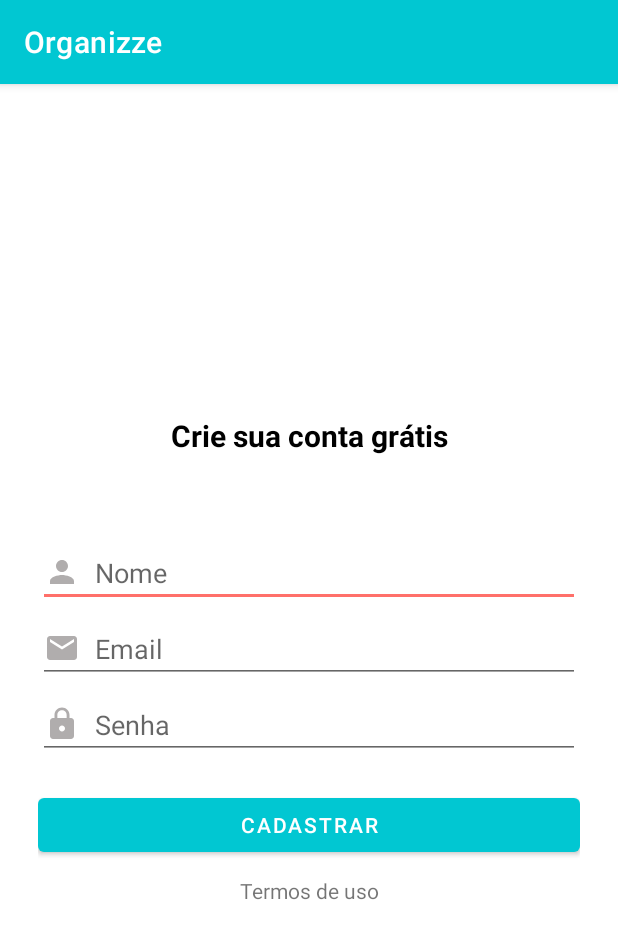
After one commit to gentildpinto/organizze-clone, an Android app: the SignUpActivity screen opened directly, with no data from a screen before it, on a phone screen of 412 x 824 dp. The commit adds this screen. Shown: the top 939 px of the screen. Run offline under Robolectric (Android 15) with nearby library versions, the phone set to English and light mode, and no system bars.

Commit message:
added signIn and signUp activities

```diff
--- /dev/null
+++ b/app/src/main/java/com/example/organizze/activity/SignUpActivity.java
@@ -0,0 +1,16 @@
+package com.example.organizze.activity;
+
+import androidx.appcompat.app.AppCompatActivity;
+
+import android.os.Bundle;
+
+import com.example.organizze.R;
+
+public class SignUpActivity extends AppCompatActivity {
+
+    @Override
+    protected void onCreate(Bundle savedInstanceState) {
+        super.onCreate(savedInstanceState);
+        setContentView(R.layout.activity_sign_up);
+    }
+}
--- /dev/null
+++ b/app/src/main/res/drawable/ic_baseline_email_24.xml
@@ -0,0 +1,5 @@
+<vector android:height="24dp" android:tint="#B0ADAD"
+    android:viewportHeight="24" android:viewportWidth="24"
+    android:width="24dp" xmlns:android="http://schemas.android.com/apk/res/android">
+    <path android:fillColor="@android:color/white" android:pathData="M20,4L4,4c-1.1,0 -1.99,0.9 -1.99,2L2,18c0,1.1 0.9,2 2,2h16c1.1,0 2,-0.9 2,-2L22,6c0,-1.1 -0.9,-2 -2,-2zM20,8l-8,5 -8,-5L4,6l8,5 8,-5v2z"/>
+</vector>
--- /dev/null
+++ b/app/src/main/res/drawable/ic_baseline_lock_24.xml
@@ -0,0 +1,5 @@
+<vector android:height="24dp" android:tint="#B0ADAD"
+    android:viewportHeight="24" android:viewportWidth="24"
+    android:width="24dp" xmlns:android="http://schemas.android.com/apk/res/android">
+    <path android:fillColor="@android:color/white" android:pathData="M18,8h-1L17,6c0,-2.76 -2.24,-5 -5,-5S7,3.24 7,6v2L6,8c-1.1,0 -2,0.9 -2,2v10c0,1.1 0.9,2 2,2h12c1.1,0 2,-0.9 2,-2L20,10c0,-1.1 -0.9,-2 -2,-2zM12,17c-1.1,0 -2,-0.9 -2,-2s0.9,-2 2,-2 2,0.9 2,2 -0.9,2 -2,2zM15.1,8L8.9,8L8.9,6c0,-1.71 1.39,-3.1 3.1,-3.1 1.71,0 3.1,1.39 3.1,3.1v2z"/>
+</vector>
--- /dev/null
+++ b/app/src/main/res/drawable/ic_baseline_person_24.xml
@@ -0,0 +1,5 @@
+<vector android:height="24dp" android:tint="#B0ADAD"
+    android:viewportHeight="24" android:viewportWidth="24"
+    android:width="24dp" xmlns:android="http://schemas.android.com/apk/res/android">
+    <path android:fillColor="@android:color/white" android:pathData="M12,12c2.21,0 4,-1.79 4,-4s-1.79,-4 -4,-4 -4,1.79 -4,4 1.79,4 4,4zM12,14c-2.67,0 -8,1.34 -8,4v2h16v-2c0,-2.66 -5.33,-4 -8,-4z"/>
+</vector>
--- /dev/null
+++ b/app/src/main/res/layout/activity_sign_up.xml
@@ -0,0 +1,91 @@
+<?xml version="1.0" encoding="utf-8"?>
+<androidx.constraintlayout.widget.ConstraintLayout xmlns:android="http://schemas.android.com/apk/res/android"
+    xmlns:app="http://schemas.android.com/apk/res-auto"
+    xmlns:tools="http://schemas.android.com/tools"
+    android:layout_width="match_parent"
+    android:layout_height="match_parent"
+    android:paddingLeft="25dp"
+    android:paddingRight="25dp"
+    tools:context=".activity.SignUpActivity">
+
+    <TextView
+        android:id="@+id/textView11"
+        android:layout_width="wrap_content"
+        android:layout_height="wrap_content"
+        android:layout_marginBottom="55dp"
+        android:text="@string/create_free_account"
+        android:textColor="@android:color/black"
+        android:textSize="20sp"
+        android:textStyle="bold"
+        app:layout_constraintBottom_toTopOf="@+id/editTextTextPersonName"
+        app:layout_constraintEnd_toEndOf="parent"
+        app:layout_constraintStart_toStartOf="parent"
+        app:layout_constraintTop_toTopOf="parent"
+        app:layout_constraintVertical_chainStyle="packed" />
+
+    <EditText
+        android:id="@+id/editTextTextPersonName"
+        android:layout_width="0dp"
+        android:layout_height="wrap_content"
+        android:layout_marginBottom="5dp"
+        android:drawableLeft="@drawable/ic_baseline_person_24"
+        android:drawablePadding="10dp"
+        android:ems="10"
+        android:hint="@string/name"
+        android:inputType="textPersonName"
+        app:layout_constraintBottom_toTopOf="@+id/editTextTextPersonName2"
+        app:layout_constraintEnd_toEndOf="parent"
+        app:layout_constraintStart_toStartOf="parent"
+        app:layout_constraintTop_toBottomOf="@+id/textView11" />
+
+    <EditText
+        android:id="@+id/editTextTextPersonName2"
+        android:layout_width="0dp"
+        android:layout_height="wrap_content"
+        android:layout_marginBottom="5dp"
+        android:drawableLeft="@drawable/ic_baseline_email_24"
+        android:drawablePadding="10dp"
+        android:ems="10"
+        android:hint="@string/email"
+        android:inputType="textEmailAddress"
+        app:layout_constraintBottom_toTopOf="@+id/editTextTextPersonName3"
+        app:layout_constraintEnd_toEndOf="parent"
+        app:layout_constraintStart_toStartOf="parent"
+        app:layout_constraintTop_toBottomOf="@+id/editTextTextPersonName" />
+
+    <EditText
+        android:id="@+id/editTextTextPersonName3"
+        android:layout_width="0dp"
+        android:layout_height="wrap_content"
+        android:drawableLeft="@drawable/ic_baseline_lock_24"
+        android:drawablePadding="10dp"
+        android:ems="10"
+        android:hint="@string/password"
+        android:inputType="textPassword"
+        app:layout_constraintBottom_toTopOf="@+id/button"
+        app:layout_constraintEnd_toEndOf="parent"
+        app:layout_constraintStart_toStartOf="parent"
+        app:layout_constraintTop_toBottomOf="@+id/editTextTextPersonName2" />
+
+    <Button
+        android:id="@+id/button"
+        android:layout_width="0dp"
+        android:layout_height="wrap_content"
+        android:layout_marginTop="20dp"
+        android:layout_marginBottom="10dp"
+        android:text="@string/register"
+        app:layout_constraintBottom_toTopOf="@+id/textView12"
+        app:layout_constraintEnd_toEndOf="parent"
+        app:layout_constraintStart_toStartOf="parent"
+        app:layout_constraintTop_toBottomOf="@+id/editTextTextPersonName3" />
+
+    <TextView
+        android:id="@+id/textView12"
+        android:layout_width="wrap_content"
+        android:layout_height="wrap_content"
+        android:text="@string/terms"
+        app:layout_constraintBottom_toBottomOf="parent"
+        app:layout_constraintEnd_toEndOf="parent"
+        app:layout_constraintStart_toStartOf="parent"
+        app:layout_constraintTop_toBottomOf="@+id/button" />
+</androidx.constraintlayout.widget.ConstraintLayout>
--- a/app/src/main/res/values/colors.xml
+++ b/app/src/main/res/values/colors.xml
@@ -7,4 +7,8 @@
     <color name="teal_700">#FF018786</color>
     <color name="black">#FF000000</color>
     <color name="white">#FFFFFFFF</color>
+
+    <color name="colorPrimary">#01C7D2</color>
+    <color name="colorPrimaryDark">#00b2bc</color>
+    <color name="colorAccent">#ff706a</color>
 </resources>
--- a/app/src/main/res/values/intro-strings.xml
+++ b/app/src/main/res/values/intro-strings.xml
@@ -11,4 +11,7 @@
 
     <string name="intro_four_text_1">Tudo organizado, no\ncelular ou computador</string>
     <string name="intro_four_text_2">Use no seu smartphone e acessando o\nOrganizze pelo site</string>
+
+    <string name="intro_auth_text_1">Crie sua conta grátis</string>
+    <string name="intro_auth_text_2">Junte-se a mais de meio milhão\nde pessoas e comece já</string>
 </resources>
--- a/app/src/main/res/values/strings.xml
+++ b/app/src/main/res/values/strings.xml
@@ -1,3 +1,13 @@
 <resources>
     <string name="app_name">Organizze</string>
+    <string name="sign_up">Cadastre-se</string>
+    <string name="sign_in">Já tenho conta</string>
+    <string name="create_free_account">Crie sua conta grátis</string>
+    <string name="name">Nome</string>
+    <string name="email">Email</string>
+    <string name="password">Senha</string>
+    <string name="terms">Termos de uso</string>
+    <string name="register">Cadastrar</string>
+    <string name="log_in_to_your_account">Acesse sua conta</string>
+    <string name="login">Entrar</string>
 </resources>
--- a/app/src/main/res/values/themes.xml
+++ b/app/src/main/res/values/themes.xml
@@ -2,13 +2,13 @@
     <!-- Base application theme. -->
     <style name="Theme.Organizze" parent="Theme.MaterialComponents.DayNight.DarkActionBar">
         <!-- Primary brand color. -->
-        <item name="colorPrimary">@color/purple_500</item>
-        <item name="colorPrimaryVariant">@color/purple_700</item>
+        <item name="colorPrimary">@color/colorPrimary</item>
+        <item name="colorPrimaryVariant">@color/colorPrimaryDark</item>
         <item name="colorOnPrimary">@color/white</item>
         <!-- Secondary brand color. -->
-        <item name="colorSecondary">@color/teal_200</item>
-        <item name="colorSecondaryVariant">@color/teal_700</item>
-        <item name="colorOnSecondary">@color/black</item>
+        <item name="colorSecondary">@color/colorAccent</item>
+<!--        <item name="colorSecondaryVariant">@color/teal_700</item>-->
+<!--        <item name="colorOnSecondary">@color/black</item>-->
         <!-- Status bar color. -->
         <item name="android:statusBarColor">?attr/colorPrimaryVariant</item>
         <!-- Customize your theme here. -->
```
Also changed, not shown: app/src/main/AndroidManifest.xml (+14 -13 lines), app/src/main/java/com/example/organizze/IntroActivity.java (+20 -1 lines), app/src/main/java/com/example/organizze/activity/SignInActivity.java (added, +16 -0 lines), app/src/main/res/layout/activity_sign_in.xml (added, +65 -0 lines), app/src/main/res/layout/intro_auth.xml (added, +61 -0 lines).
